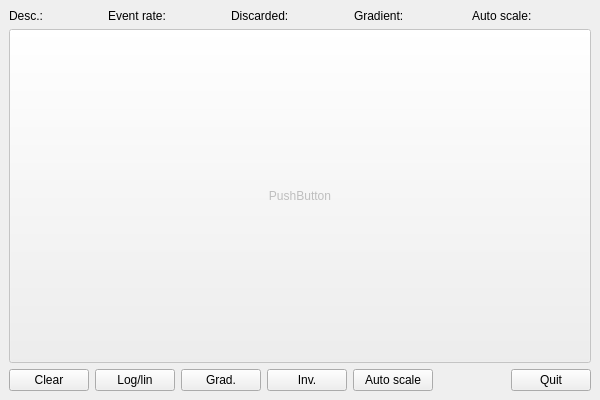
Old version of the form source/daqlite/MainWindow.ui in the repository ess-dmsc/daquiri.
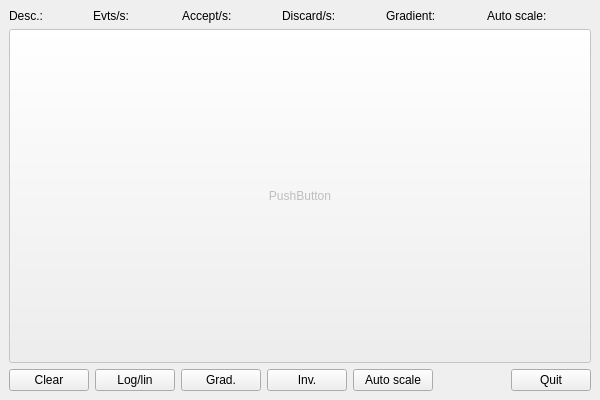
New version of the form.

Commit message: added rates for accepted abnd discarded monitor events

```diff
--- a/source/daqlite/MainWindow.ui
+++ b/source/daqlite/MainWindow.ui
@@ -85,7 +85,7 @@
          </sizepolicy>
         </property>
         <property name="text">
-         <string>Event rate:</string>
+         <string>Evts/s:</string>
         </property>
        </widget>
       </item>
@@ -102,6 +102,32 @@
         </property>
        </widget>
       </item>
+      <item>
+       <widget class="QLabel" name="lblAcceptRate">
+        <property name="sizePolicy">
+         <sizepolicy hsizetype="Minimum" vsizetype="Minimum">
+          <horstretch>0</horstretch>
+          <verstretch>0</verstretch>
+         </sizepolicy>
+        </property>
+        <property name="text">
+         <string>Accept/s:</string>
+        </property>
+       </widget>
+      </item>
+      <item>
+       <widget class="QLabel" name="lblAcceptRateText">
+        <property name="sizePolicy">
+         <sizepolicy hsizetype="Preferred" vsizetype="Minimum">
+          <horstretch>0</horstretch>
+          <verstretch>0</verstretch>
+         </sizepolicy>
+        </property>
+        <property name="text">
+         <string/>
+        </property>
+       </widget>
+      </item>
       <item>
        <widget class="QLabel" name="lblDiscardedPixels">
         <property name="sizePolicy">
@@ -111,7 +137,7 @@
          </sizepolicy>
         </property>
         <property name="text">
-         <string>Discarded:</string>
+         <string>Discard/s:</string>
         </property>
        </widget>
       </item>
```
The commit also changes 5 other files.
